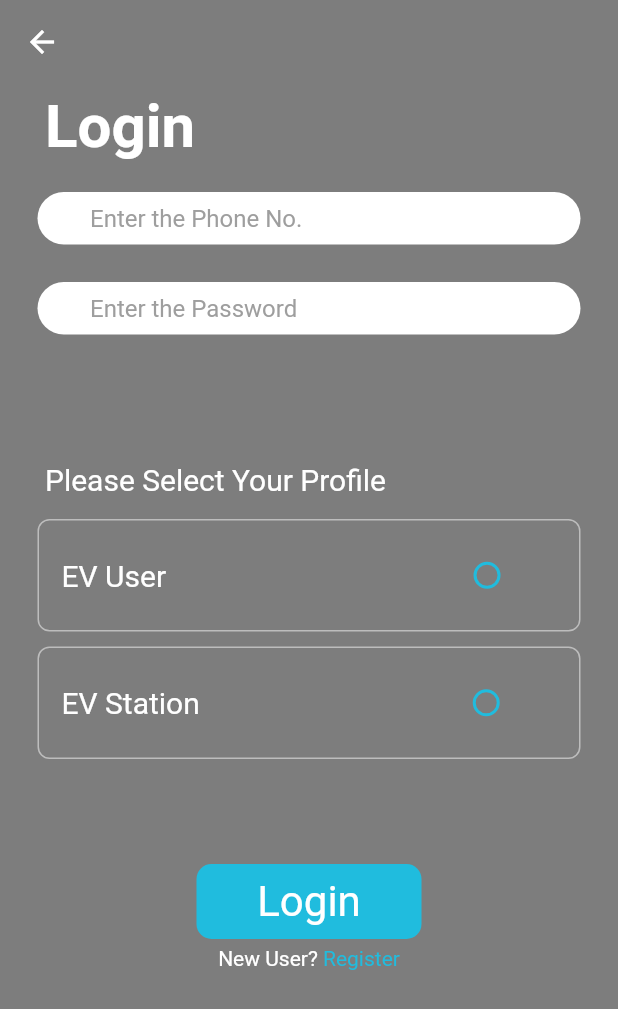
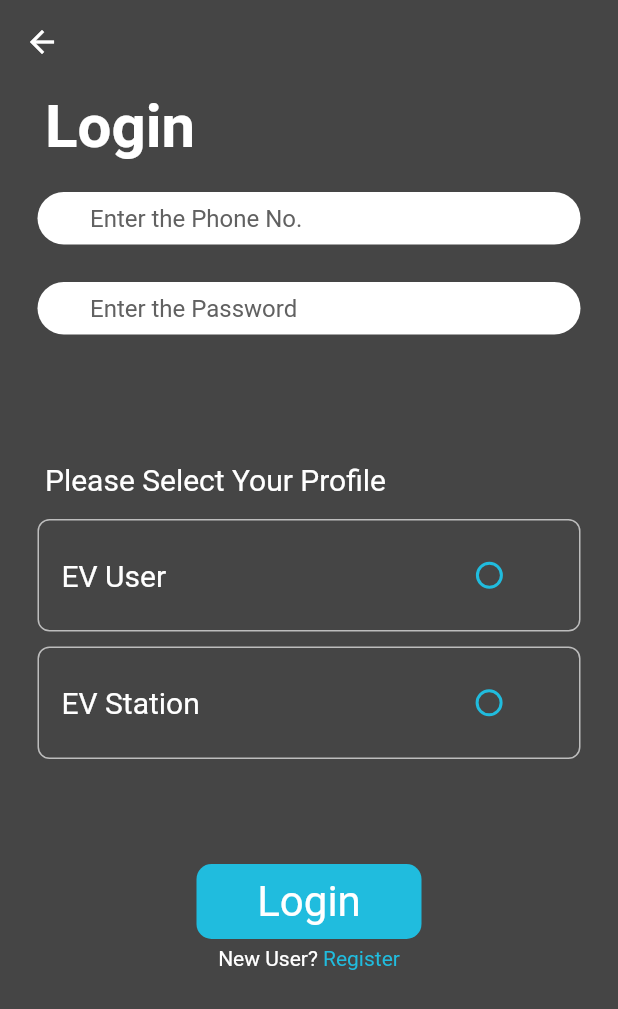
Before and after one commit to The-Robotics-Forum/flutter-ui-templates, a Flutter app: the screen it shows after launch, on a phone screen of 412 x 824 dp. Shown: the top 1009 px of the screen. Run offline on Flutter 3.47's test engine with Material 2 defaults, Android fonts, the phone set to English and light mode, and no system bars; our stand-ins replace animated_splash_screen, battery_plus, flutter_spinkit, font_awesome_flutter, getwidget, lottie and 6 more; missing offline and left inert: battery_indicator, flutter_settings_ui, qr_code_scanner, torch_light; project files that could hold a hidden picture were left out.

Commit message:
#64 Fixed Media Query

```diff
--- a/projects/ev_stations/lib/screens/login.dart
+++ b/projects/ev_stations/lib/screens/login.dart
@@ -15,7 +15,7 @@ class _LoginScreenState extends State<LoginScreen> {
   @override
   Widget build(BuildContext context) {
     return Scaffold(
-      backgroundColor: const Color(0xFF7D7D7D),
+      backgroundColor: const Color(0xFF454545),
       appBar: AppBar(
         leading: InkWell(onTap: (){},child:  Icon(Icons.arrow_back)),
         backgroundColor: Colors.transparent,
@@ -45,7 +45,7 @@ class _LoginScreenState extends State<LoginScreen> {
                   filled: true,
                   contentPadding: const EdgeInsets.only(top: 5, left: 35),
                   hintText: 'Enter the Phone No.',
-                  hintStyle: const TextStyle(color: Colors.grey),
+                  hintStyle:  TextStyle(color: Colors.grey[700]),
                 ),
               ),
             ),
@@ -63,7 +63,7 @@ class _LoginScreenState extends State<LoginScreen> {
                   filled: true,
                   contentPadding: const EdgeInsets.only(top: 5, left: 35),
                   hintText: 'Enter the Password',
-                  hintStyle: const TextStyle(color: Colors.grey),
+                  hintStyle:  TextStyle(color: Colors.grey[700]),
                 ),
               ),
             ),
@@ -90,8 +90,8 @@ class _LoginScreenState extends State<LoginScreen> {
                         color: Colors.white,
                         fontSize: 20,
                       )),
-                  const SizedBox(
-                    width: 190,
+                   SizedBox(
+                    width: MediaQuery.of(context).size.width * 0.465,
                   ),
                   Radio(
                     value: 0,
@@ -118,8 +118,8 @@ class _LoginScreenState extends State<LoginScreen> {
                         color: Colors.white,
                         fontSize: 20,
                       )),
-                  const SizedBox(
-                    width: 167,
+                   SizedBox(
+                    width: MediaQuery.of(context).size.width * 0.41,
                   ),
                   Radio(
                     value: 1,
```
